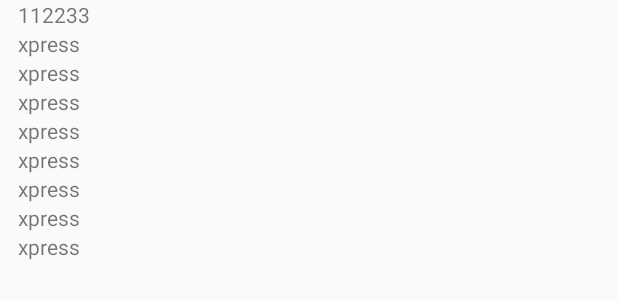
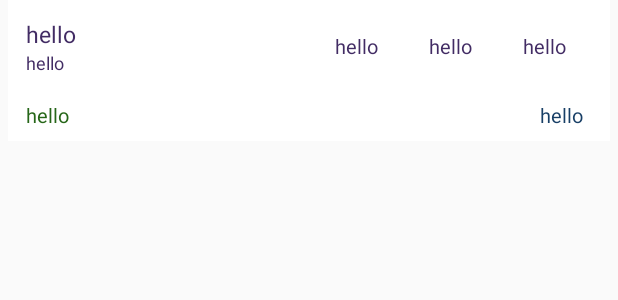
Before and after one commit to rishabhnayak/Indian-Railway-Train-Status, an Android app: the layout train_bw2_station_list_item.xml on its own in the app's theme, with its tools: preview values and no code run, on a phone screen of 412 x 824 dp. Shown: the top 300 px of the screen. Run offline under Robolectric (Android 15) with nearby library versions, the phone set to English and light mode, and no system bars.

Commit message:
tbts layout made

```diff
--- a/app/src/main/java/com/example/android/miwok/trn_bw_2_stn.java
+++ b/app/src/main/java/com/example/android/miwok/trn_bw_2_stn.java
@@ -203,7 +203,7 @@ public class trn_bw_2_stn extends AppCompatActivity  {
 
                   System.out.println(result);
                 ArrayList<trn_bw_2_stn_Items_Class> words=new ArrayList<trn_bw_2_stn_Items_Class>();
-                words.add(new trn_bw_2_stn_Items_Class("trainNo","trainName","runsFromStn","src","srcCode","dstn","dstnCode","fromStn","fromStnCode","toStn","toStnCode","depAtFromStn","arrAtToStn","travelTime","trainType"));
+          //      words.add(new trn_bw_2_stn_Items_Class("trainNo","trainName","runsFromStn","src","srcCode","dstn","dstnCode","fromStn","fromStnCode","toStn","toStnCode","depAtFromStn","arrAtToStn","travelTime","trainType"));
 //
                 JSONObject jsonObject = new JSONObject(result);
 
--- a/app/src/main/res/layout/train_bw2_station_list_item.xml
+++ b/app/src/main/res/layout/train_bw2_station_list_item.xml
@@ -3,53 +3,97 @@
     android:layout_width="match_parent"
     android:layout_height="match_parent"
     android:orientation="vertical"
-    android:paddingLeft="12dp"
-    android:paddingRight="12dp"
+    android:paddingLeft="5dp"
+    android:paddingRight="5dp"
+
     >
-<TextView
-    android:layout_width="match_parent"
-    android:layout_height="wrap_content"
-    android:id="@+id/trainNo"
-    android:text="112233"/>
+
+    <LinearLayout
+        android:background="#fff"
+        android:padding="12dp"
+        android:layout_width="match_parent"
+        android:layout_height="wrap_content">
+<LinearLayout
+    android:orientation="vertical"
+    android:layout_weight="3"
+    android:layout_width="0dp"
+    android:layout_height="wrap_content">
     <TextView
+        android:textSize="15dp"
+        android:textColor="#422c64"
+        android:id="@+id/trainName"
+        android:text="hello"
+        android:layout_width="wrap_content"
+        android:layout_height="wrap_content" />
+    <TextView
+        android:textSize="12sp"
+        android:textColor="#422c64"
+        android:id="@+id/trainNo"
+        android:text="hello"
+        android:layout_width="wrap_content"
+        android:layout_height="wrap_content" />
+</LinearLayout>
+        <TextView
+
+            android:textSize="13dp"
+            android:textColor="#422c64"
+            android:id="@+id/depAtFromStn"
+            android:layout_gravity="center_vertical"
+            android:textAlignment="center"
+            android:layout_weight="1"
+            android:text="hello"
+            android:layout_width="0dp"
+            android:layout_height="wrap_content" />
+        <TextView
+            android:textSize="13dp"
+            android:textColor="#422c64"
+            android:id="@+id/arrAtToStn"
+            android:layout_gravity="center_vertical"
+            android:textAlignment="center"
+            android:layout_weight="1"
+            android:text="hello"
+            android:layout_width="0dp"
+            android:layout_height="wrap_content" />
+        <TextView
+            android:textSize="13dp"
+            android:textColor="#422c64"
+            android:id="@+id/travelTime"
+            android:layout_gravity="center_vertical"
+            android:textAlignment="center"
+            android:layout_weight="1"
+            android:text="hello"
+            android:layout_width="0dp"
+            android:layout_height="wrap_content" />
+    </LinearLayout>
+    <LinearLayout
+        android:background="#fff"
+        android:padding="2dp"
         android:layout_width="match_parent"
         android:layout_height="wrap_content"
-        android:id="@+id/trainName"
-        android:text="xpress"/>
-    <TextView
-        android:layout_width="match_parent"
-        android:layout_height="wrap_content"
-        android:id="@+id/trainType"
-        android:text="xpress"/>
-    <TextView
-        android:layout_width="match_parent"
-        android:layout_height="wrap_content"
-        android:id="@+id/fromStn"
-        android:text="xpress"/>
-    <TextView
-        android:layout_width="match_parent"
-        android:layout_height="wrap_content"
-        android:id="@+id/toStn"
-        android:text="xpress"/>
-    <TextView
-        android:layout_width="match_parent"
-        android:layout_height="wrap_content"
-        android:id="@+id/depAtFromStn"
-        android:text="xpress"/>
-    <TextView
-        android:layout_width="match_parent"
-        android:layout_height="wrap_content"
-        android:id="@+id/arrAtToStn"
-        android:text="xpress"/>
-    <TextView
-        android:layout_width="match_parent"
-        android:layout_height="wrap_content"
-        android:id="@+id/travelTime"
-        android:text="xpress"/>
-    <TextView
-        android:layout_width="match_parent"
-        android:layout_height="wrap_content"
-        android:id="@+id/runsFromStn"
-        android:text="xpress"/>
+        android:orientation="horizontal">
 
+        <TextView
+            android:textSize="13sp"
+            android:paddingTop="3dp"
+            android:paddingLeft="10dp"
+            android:paddingBottom="6dp"
+             android:textColor="#266618"
+            android:id="@+id/runsFromStn"
+            android:layout_weight="1"
+            android:text="hello"
+            android:layout_width="wrap_content"
+            android:layout_height="wrap_content" />
+        <TextView
+            android:paddingRight="16dp"
+            android:textSize="13sp"
+            android:textColor="#183f66"
+            android:id="@+id/trainType"
+            android:textAlignment="textEnd"
+            android:layout_weight="1"
+            android:layout_width="wrap_content"
+            android:layout_height="wrap_content"
+            android:text="hello"
+             />
+
+    </LinearLayout>
 </LinearLayout>
```
Also changed, not shown: app/src/main/java/com/example/android/miwok/trn_bw_2_stn_ItemList_Adaptor.java (+6 -6 lines), app/src/main/res/layout/activity_trn_bw2_stn.xml (+72 -60 lines), app/src/main/res/mipmap-xxxhdpi/arrow2.png (added).
